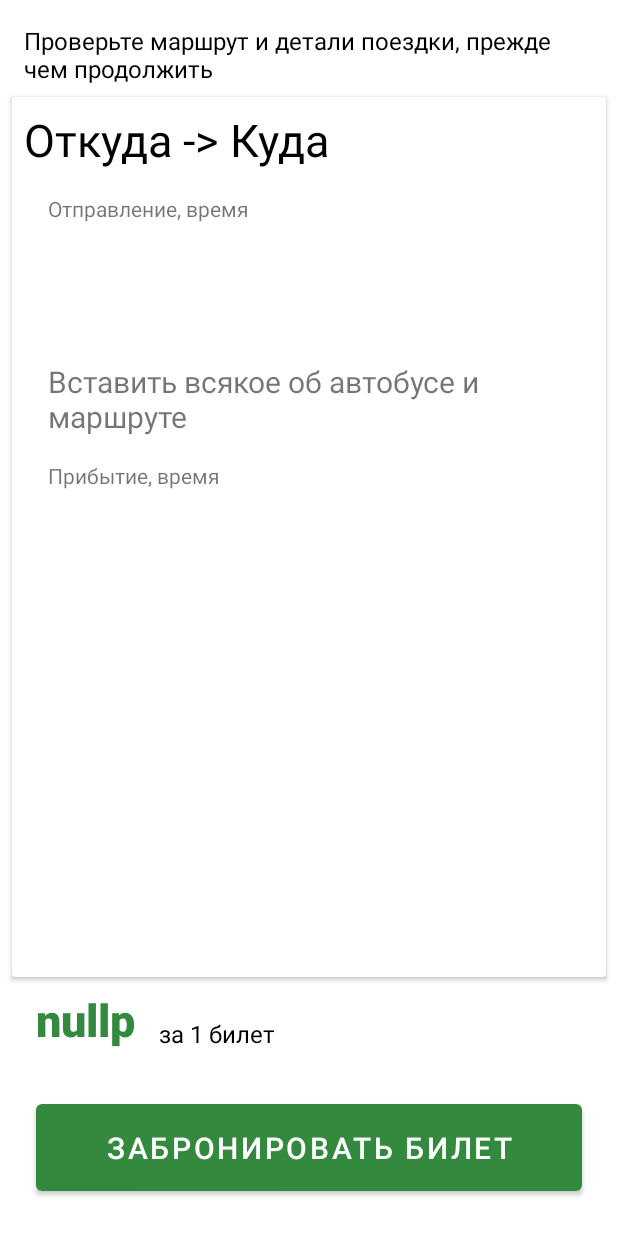
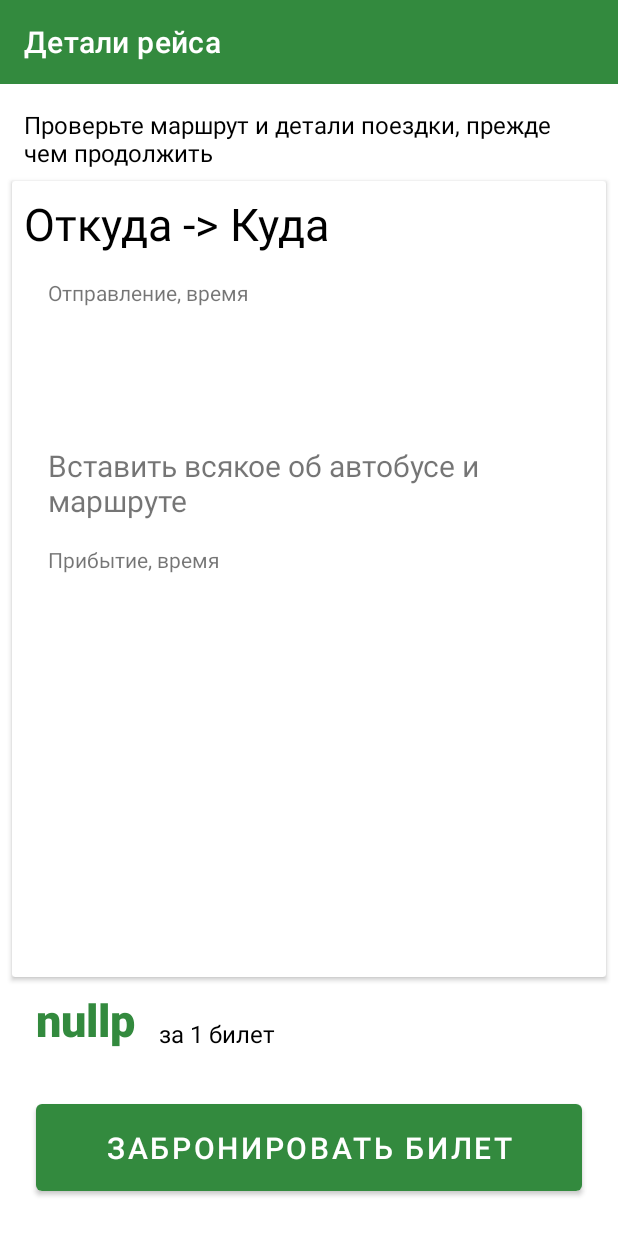
Before and after one commit to SollWar/BusTickets, an Android app: the fragment BusRouteFragment shown on its own in the app's theme, on a phone screen of 412 x 824 dp. Run offline under Robolectric (Android 15) with nearby library versions, the phone set to English and light mode, and no system bars; our stand-ins replace Room's generated code; 5 statements that could not run were skipped.

```diff
--- a/app/src/main/java/com/example/sollwar/bustickets/MainViewModel.kt
+++ b/app/src/main/java/com/example/sollwar/bustickets/MainViewModel.kt
@@ -1,5 +1,6 @@
 package com.example.sollwar.bustickets
 
+import android.util.Log
 import androidx.lifecycle.MutableLiveData
 import androidx.lifecycle.ViewModel
 import androidx.lifecycle.viewModelScope
@@ -14,7 +15,6 @@ class MainViewModel : ViewModel() {
     val busOnRouteListLiveData = MutableLiveData<List<BusOnRoute>>()
 
     init {
-        if (postgreRepository.status) {
         viewModelScope.launch {
             mainDBRepository.clearCityTable()
             val cityResponse = viewModelScope.async(Dispatchers.IO) {
@@ -33,13 +33,7 @@ class MainViewModel : ViewModel() {
                 return@async postgreRepository.getAllRoute()
             }
             mainDBRepository.addRoutes(routeResponse.await())
-            }
-
-        } else {
-            viewModelScope.launch {
-                citiesListLiveData.value = mainDBRepository.getCities()
-                busOnRouteListLiveData.value = mainDBRepository.getBus()
-            }
+            Log.d("SQL", "All Loaded!")
         }
     }
 
--- a/app/src/main/java/com/example/sollwar/bustickets/fragment/BusRouteFragment.kt
+++ b/app/src/main/java/com/example/sollwar/bustickets/fragment/BusRouteFragment.kt
@@ -6,6 +6,7 @@ import android.view.View
 import android.view.ViewGroup
 import android.widget.TextView
 import android.widget.Toast
+import androidx.appcompat.widget.Toolbar
 import androidx.fragment.app.Fragment
 import androidx.fragment.app.activityViewModels
 import com.example.sollwar.bustickets.MainViewModel
@@ -22,6 +23,7 @@ class BusRouteFragment : Fragment() {
     private lateinit var placeFromTextView: TextView
     private lateinit var placeInTextView: TextView
     private lateinit var priceTextView: TextView
+    private lateinit var toolbar: Toolbar
 
     private var busOnRoutePosition = 0
     private var busOnRoute: BusOnRoute? = null
@@ -39,6 +41,8 @@ class BusRouteFragment : Fragment() {
         placeFromTextView = view.findViewById(R.id.place_from)
         placeInTextView = view.findViewById(R.id.place_in)
         priceTextView = view.findViewById(R.id.price)
+        toolbar = view.findViewById(R.id.toolbar)
+        toolbar.title = "Детали рейса"
 
         busOnRoutePosition = arguments?.getInt("position") as Int
         busOnRoute = viewModel.busOnRouteListLiveData.value?.get(busOnRoutePosition)
--- a/app/src/main/res/layout/fragment_bus_route.xml
+++ b/app/src/main/res/layout/fragment_bus_route.xml
@@ -4,6 +4,18 @@
     android:layout_width="match_parent"
     android:layout_height="match_parent"
     xmlns:tools="http://schemas.android.com/tools">
+
+    <androidx.appcompat.widget.Toolbar
+        android:id="@+id/toolbar"
+        android:layout_width="match_parent"
+        android:layout_height="wrap_content"
+        android:background="?attr/colorPrimary"
+        android:minHeight="?attr/actionBarSize"
+        android:theme="?attr/actionBarTheme"
+        app:titleTextColor="@color/white"
+        app:layout_constraintEnd_toEndOf="parent"
+        app:layout_constraintStart_toStartOf="parent"
+        app:layout_constraintTop_toTopOf="parent" />
 
     <androidx.cardview.widget.CardView
         android:layout_width="0dp"
@@ -111,12 +123,12 @@
         android:layout_height="wrap_content"
         android:layout_marginHorizontal="16dp"
         android:layout_marginVertical="16dp"
+        android:text="@string/attention_before_buying"
+        android:textColor="@color/black"
         android:textSize="16sp"
-        android:textColor="@color/black"
         app:layout_constraintEnd_toEndOf="parent"
         app:layout_constraintStart_toStartOf="parent"
-        app:layout_constraintTop_toTopOf="parent"
-        android:text="@string/attention_before_buying" />
+        app:layout_constraintTop_toBottomOf="@+id/toolbar" />
 
 
     <TextView
--- a/app/src/main/res/values/themes.xml
+++ b/app/src/main/res/values/themes.xml
@@ -10,7 +10,7 @@
         <item name="colorSecondaryVariant">@color/teal_700</item>
         <item name="colorOnSecondary">@color/black</item>
         <!-- Status bar color. -->
-        <item name="android:statusBarColor" tools:targetApi="l">?attr/colorPrimaryVariant</item>
+        <item name="android:statusBarColor" tools:targetApi="l">?attr/colorOnSecondary</item>
         <!-- Customize your theme here. -->
         <item name="android:windowTranslucentStatus">false</item>
         <item name="android:windowTranslucentNavigation">false</item>
```
Also changed, not shown: app/src/main/java/com/example/sollwar/bustickets/PostgreRepository.kt (+4 -4 lines), app/src/main/java/com/example/sollwar/bustickets/fragment/BusSelectionFragment.kt (+4 -6 lines), app/src/main/java/com/example/sollwar/bustickets/postgredb/PostgreDao.kt (+37 -17 lines), app/src/main/java/com/example/sollwar/bustickets/postgredb/PostgreDatabase.kt (deleted, +0 -38 lines), app/src/main/res/layout/fragment_bus_list.xml (+30 -3 lines). Lines whose indentation alone changed are shown as unchanged.
